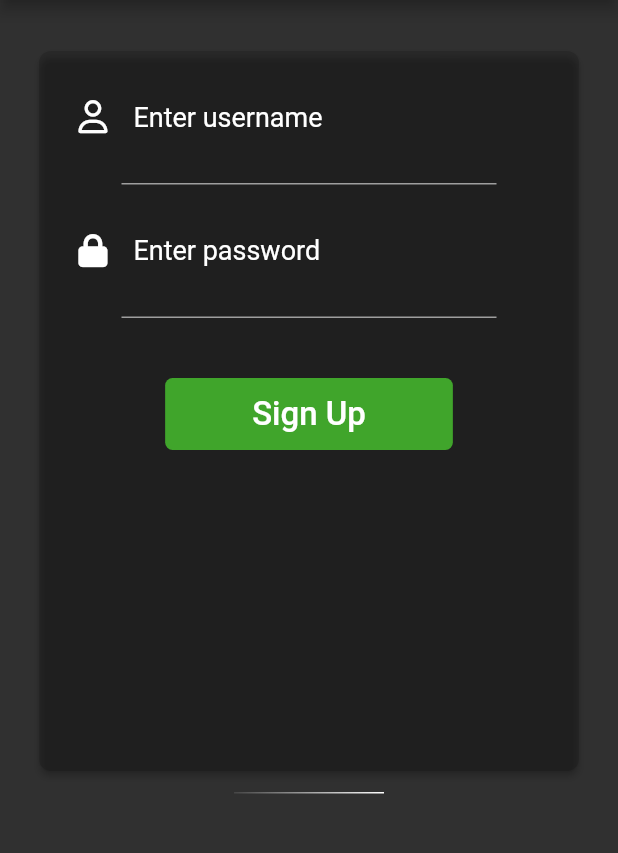
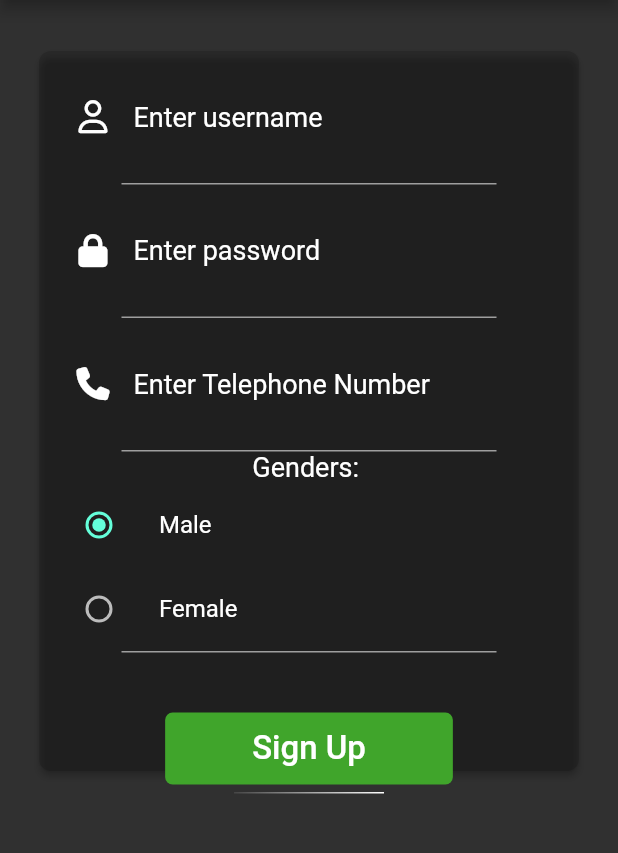
Before and after one commit to moonshine404/wirepostt, a Flutter app: the SignUpWidget screen opened directly, on a phone screen of 412 x 824 dp, the part 84-937 px from its top. Run offline on Flutter 3.47's test engine with Material 2 defaults, Android fonts, the phone set to English and light mode, and no system bars; our stand-ins replace email_validator, font_awesome_flutter, google_fonts, image_picker, shared_preferences, string_validator; accounts and stored records are empty; Roboto replaces fonts that are missing (SignikaSemiBold).

Commit message:
edit register page

```diff
--- a/lib/home.dart
+++ b/lib/home.dart
@@ -1,7 +1,7 @@
 import 'package:flutter/material.dart';
-import 'package:wirepostt/list.dart';
+import '/CRUD/list.dart';
 import 'homepage.dart';
-import 'contact.dart';
+import '/CRUD/contact.dart';
 import '/pages/profile_page.dart';
 
 // 1
--- a/lib/landingpage/signuppage.dart
+++ b/lib/landingpage/signuppage.dart
@@ -12,10 +12,11 @@ class SignUpWidget extends StatefulWidget {
     return SignUpState();
   }
 }
-
+enum SingingCharacter { Male, Female }
 class SignUpState extends State<SignUpWidget> {
   final FocusNode focusPassword = FocusNode();
   final FocusNode focusUsername = FocusNode();
+  final FocusNode focusNoHp = FocusNode();
   final FocusNode focusConfirmPassword = FocusNode();
 
   final TextEditingController nameController = TextEditingController();
@@ -23,7 +24,9 @@ class SignUpState extends State<SignUpWidget> {
   final TextEditingController passwordController = TextEditingController();
   final TextEditingController confirmPasswordController =
       TextEditingController();
+  final TextEditingController noHpController = TextEditingController();
 
+ SingingCharacter? _character = SingingCharacter.Male;
   @override
   Widget build(BuildContext context) {
     return Scaffold(
@@ -117,6 +120,72 @@ class SignUpState extends State<SignUpWidget> {
                                 height: 1.0,
                                 color: Colors.grey,
                               ),
+                              Padding(
+                                padding: const EdgeInsets.only(
+                                    top: 20.0,
+                                    bottom: 20.0,
+                                    left: 25.0,
+                                    right: 25.0),
+                                child: TextField(
+                                  focusNode: focusNoHp,
+                                  controller: noHpController,
+                                  style: const TextStyle(
+                                      fontFamily: "SignikaSemiBold",
+                                      fontSize: 16.0,
+                                      color: Colors.white),
+                                  decoration: const InputDecoration(
+                                      border: InputBorder.none,
+                                      icon: Icon(
+                                        FontAwesomeIcons.phone,
+                                        color: Colors.white,
+                                        size: 22.0,
+                                      ),
+                                      hintText: "Enter Telephone Number",
+                                      hintStyle: TextStyle(
+                                          fontFamily: "SignikaSemiBold",
+                                          fontSize: 18.0,
+                                          color: Colors.white)),
+                                ),
+                              ),
+                              Container(
+                                width: 250.0,
+                                height: 1.0,
+                                color: Colors.grey,
+                              ),
+                              Column(
+                                 children: <Widget>[
+                                    Text('Genders: ', style: TextStyle(color: Colors.white, fontFamily: "SignikaSemiBold", fontSize: 18.0)),
+                                    ListTile(
+                                      title: const Text('Male'),
+                                      leading: Radio<SingingCharacter>(
+                                        value: SingingCharacter.Male,
+                                        groupValue: _character,
+                                        onChanged: (SingingCharacter? value) {
+                                          setState(() {
+                                            _character = value;
+                                          });
+                                        },
+                                      ),
+                                    ),
+                                    ListTile(
+                                      title: const Text('Female'),
+                                      leading: Radio<SingingCharacter>(
+                                        value: SingingCharacter.Female,
+                                        groupValue: _character,
+                                        onChanged: (SingingCharacter? value) {
+                                          setState(() {
+                                            _character = value;
+                                          });
+                                        },
+                                      ),
+                                    ),
+                                 ]
+                              ),
+                              Container(
+                                width: 250.0,
+                                height: 1.0,
+                                color: Colors.grey,
+                              ),
                               Container(
                                 margin: const EdgeInsets.only(top: 40.0),
                                 decoration: const BoxDecoration(
--- a/lib/widgets/author_card.dart
+++ b/lib/widgets/author_card.dart
@@ -1,6 +1,6 @@
 import 'package:flutter/material.dart';
-import 'wirepost_theme.dart';
-import 'circle_image.dart';
+import '/wirepost_theme.dart';
+import '/pages/circle_image.dart';
 
 class AuthorCard extends StatelessWidget {
 // 1
```
Also changed, not shown: 1 other file.
